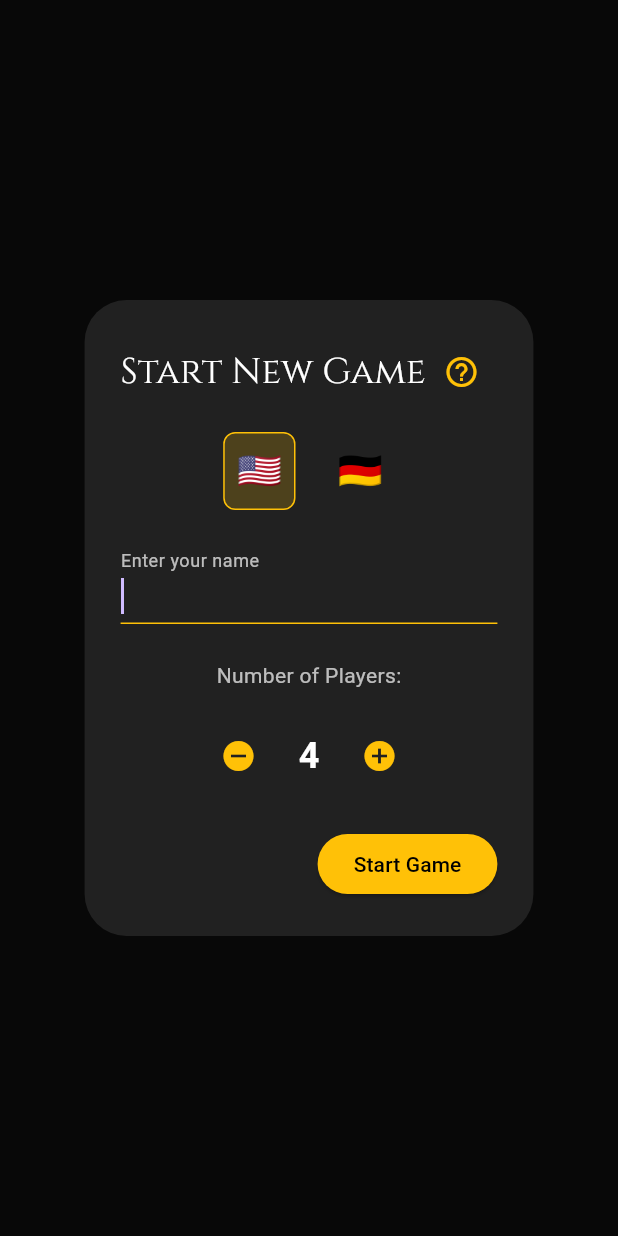
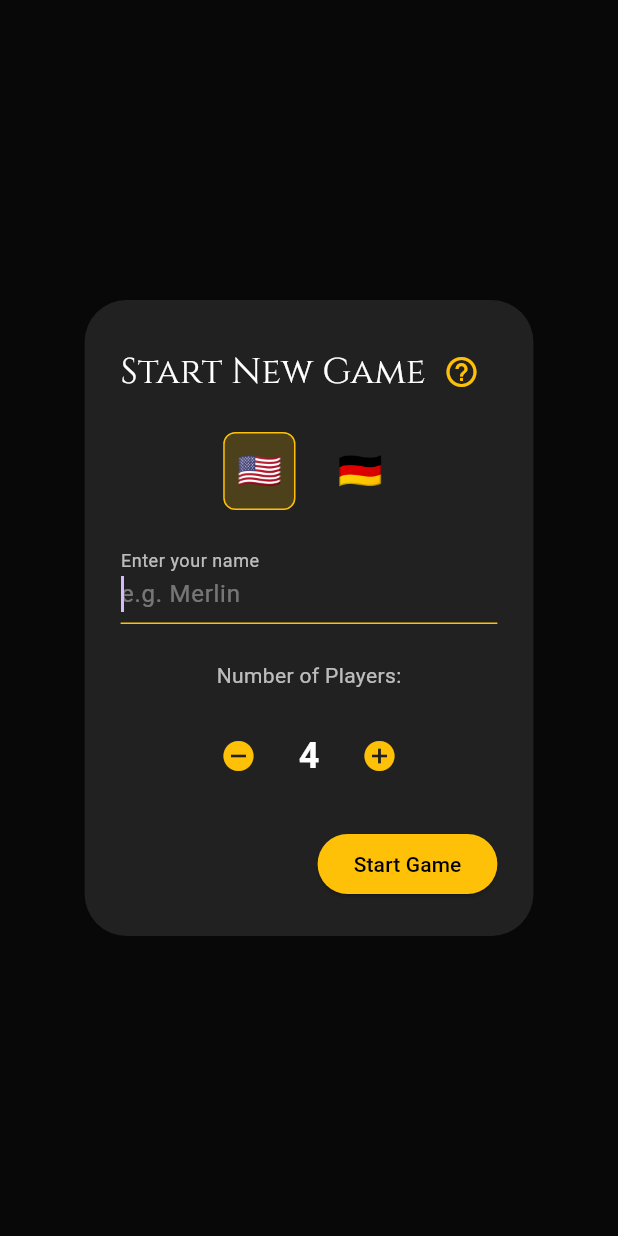
Before and after one commit to manusco/arcana, a Flutter app: the screen it shows after launch, after a tap on the "remove circle" icon, after a tap on the "add circle" icon, after a tap on "Start New Game", on a phone screen of 412 x 824 dp. Run offline on Flutter 3.47's test engine with Material 3 defaults, Android fonts, the phone set to English and light mode, and no system bars; our stand-ins replace flutter_animate, google_fonts, shared_preferences, web.

Commit message:
🎨 Palette: Improve inputs and accessibility
- Configure player name input with proper capitalization, autofill, and hints.
- Add tooltips to all icon-only buttons for better accessibility.
- Add missing translations for new tooltips and hints.

```diff
--- a/lib/screens/game_screen.dart
+++ b/lib/screens/game_screen.dart
@@ -1,4 +1,5 @@
 import 'package:flutter/material.dart';
+import 'package:flutter/services.dart';
 import 'package:provider/provider.dart';
 import 'package:google_fonts/google_fonts.dart';
 import 'package:flutter_animate/flutter_animate.dart';
@@ -103,6 +104,7 @@ class _GameScreenState extends State<GameScreen> {
                     IconButton(
                       icon: const Icon(Icons.close, color: Colors.amber),
                       onPressed: () => Navigator.pop(context),
+                      tooltip: context.watch<LocalizationService>().translate('close_rules'),
                     ),
                   ],
                 ),
@@ -765,6 +767,7 @@ class _GameScreenState extends State<GameScreen> {
                   IconButton(
                     icon: const Icon(Icons.leaderboard_rounded, color: Colors.white, size: 32),
                     onPressed: () => _showScoreboard(context, state.players),
+                    tooltip: loc.translate('show_scoreboard'),
                   ),
                 ],
               ),
@@ -906,10 +909,14 @@ class _GameSetupDialogState extends State<_GameSetupDialog> {
           // ),
           const SizedBox(height: 10),
           TextField(
+            textCapitalization: TextCapitalization.words,
+            autofillHints: const [AutofillHints.name],
+            keyboardType: TextInputType.name,
+            textInputAction: TextInputAction.done,
             decoration: InputDecoration(
               labelText: context.watch<LocalizationService>().translate('enter_name'),
               labelStyle: const TextStyle(color: Colors.white70),
-              hintText: '',
+              hintText: context.watch<LocalizationService>().translate('name_hint'),
               hintStyle: const TextStyle(color: Colors.white38),
               enabledBorder: UnderlineInputBorder(
                 borderSide: BorderSide(color: Colors.amber.withOpacity(0.5)),
@@ -932,6 +939,7 @@ class _GameSetupDialogState extends State<_GameSetupDialog> {
                 onPressed: () {
                   if (_playerCount > 2) setState(() => _playerCount--);
                 },
+                tooltip: context.watch<LocalizationService>().translate('decrease_players'),
               ),
               Padding(
                 padding: const EdgeInsets.symmetric(horizontal: 16),
@@ -942,6 +950,7 @@ class _GameSetupDialogState extends State<_GameSetupDialog> {
                 onPressed: () {
                   if (_playerCount < 6) setState(() => _playerCount++);
                 },
+                tooltip: context.watch<LocalizationService>().translate('increase_players'),
               ),
             ],
           ),
--- a/lib/utils/translations.dart
+++ b/lib/utils/translations.dart
@@ -43,6 +43,11 @@ class Translations {
       'high_scores': 'HIGH SCORES',
       'no_high_scores_yet': 'No high scores yet. Play a game to set the first record!',
       'game_rules': 'Game Rules',
+      'increase_players': 'Increase number of players',
+      'decrease_players': 'Decrease number of players',
+      'close_rules': 'Close rules',
+      'show_scoreboard': 'Show scoreboard',
+      'name_hint': 'e.g. Merlin',
       // Accessibility
       'a11y_card_arcanum': 'Arcanum Card',
       'a11y_card_shadow': 'Shadow Card',
@@ -96,6 +101,11 @@ class Translations {
       'high_scores': 'BESTENLISTE',
       'no_high_scores_yet': 'Noch keine Bestenliste. Spiele ein Spiel, um den ersten Rekord aufzustellen!',
       'game_rules': 'Spielregeln',
+      'increase_players': 'Anzahl der Spieler erhöhen',
+      'decrease_players': 'Anzahl der Spieler verringern',
+      'close_rules': 'Regeln schließen',
+      'show_scoreboard': 'Punktetafel anzeigen',
+      'name_hint': 'z.B. Merlin',
       // Accessibility
       'a11y_card_arcanum': 'Arcanum Karte',
       'a11y_card_shadow': 'Schatten Karte',
```
Also changed, not shown: 1 other file.
